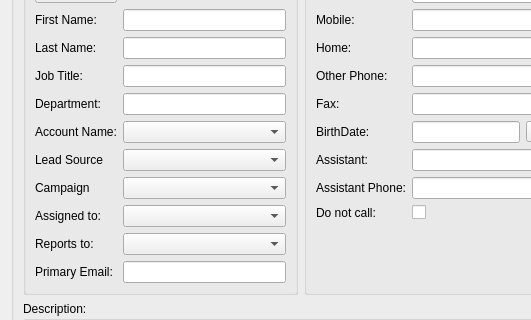
KDAB/FatCRM, file client/src/contactdetails.ui: the form before one commit; both pictures show x 0 to 531 and y 114 to 434 of the 891 by 683 pixel window.
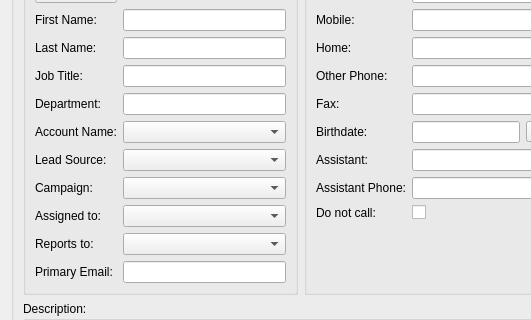
The form after the commit.

```diff
--- a/client/src/contactdetails.ui
+++ b/client/src/contactdetails.ui
@@ -169,14 +169,14 @@
            <item row="7" column="0">
             <widget class="QLabel" name="label_4">
              <property name="text">
-              <string>Lead Source</string>
+              <string>Lead Source:</string>
              </property>
             </widget>
            </item>
            <item row="8" column="0">
             <widget class="QLabel" name="label_5">
              <property name="text">
-              <string>Campaign</string>
+              <string>Campaign:</string>
              </property>
             </widget>
            </item>
@@ -440,7 +440,7 @@
            <item row="5" column="0">
             <widget class="QLabel" name="label_16">
              <property name="text">
-              <string>BirthDate:</string>
+              <string>Birthdate:</string>
              </property>
             </widget>
            </item>
```
